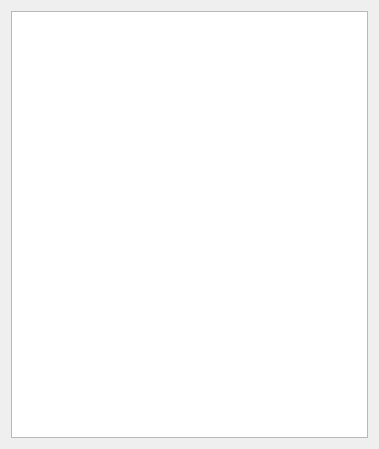
xian0gang/ymrfpod1, file widget.ui: the form before one commit.
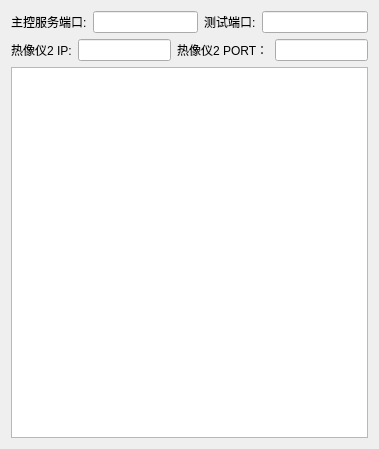
The form after the commit.

```diff
--- a/widget.ui
+++ b/widget.ui
@@ -15,6 +15,54 @@
   </property>
   <layout class="QGridLayout" name="gridLayout">
    <item row="0" column="0">
+    <layout class="QHBoxLayout" name="horizontalLayout">
+     <item>
+      <widget class="QLabel" name="label">
+       <property name="text">
+        <string>主控服务端口:</string>
+       </property>
+      </widget>
+     </item>
+     <item>
+      <widget class="QLineEdit" name="masterport_lineEdit"/>
+     </item>
+     <item>
+      <widget class="QLabel" name="label_2">
+       <property name="text">
+        <string>测试端口:</string>
+       </property>
+      </widget>
+     </item>
+     <item>
+      <widget class="QLineEdit" name="testport_lineEdit"/>
+     </item>
+    </layout>
+   </item>
+   <item row="3" column="0">
+    <layout class="QHBoxLayout" name="horizontalLayout_3">
+     <item>
+      <widget class="QLabel" name="label_3">
+       <property name="text">
+        <string>热像仪2 IP:</string>
+       </property>
+      </widget>
+     </item>
+     <item>
+      <widget class="QLineEdit" name="ip_lineEdit"/>
+     </item>
+     <item>
+      <widget class="QLabel" name="label_4">
+       <property name="text">
+        <string>热像仪2 PORT：</string>
+       </property>
+      </widget>
+     </item>
+     <item>
+      <widget class="QLineEdit" name="port_lineEdit"/>
+     </item>
+    </layout>
+   </item>
+   <item row="4" column="0">
     <widget class="QTextBrowser" name="textBrowser"/>
    </item>
   </layout>
```
